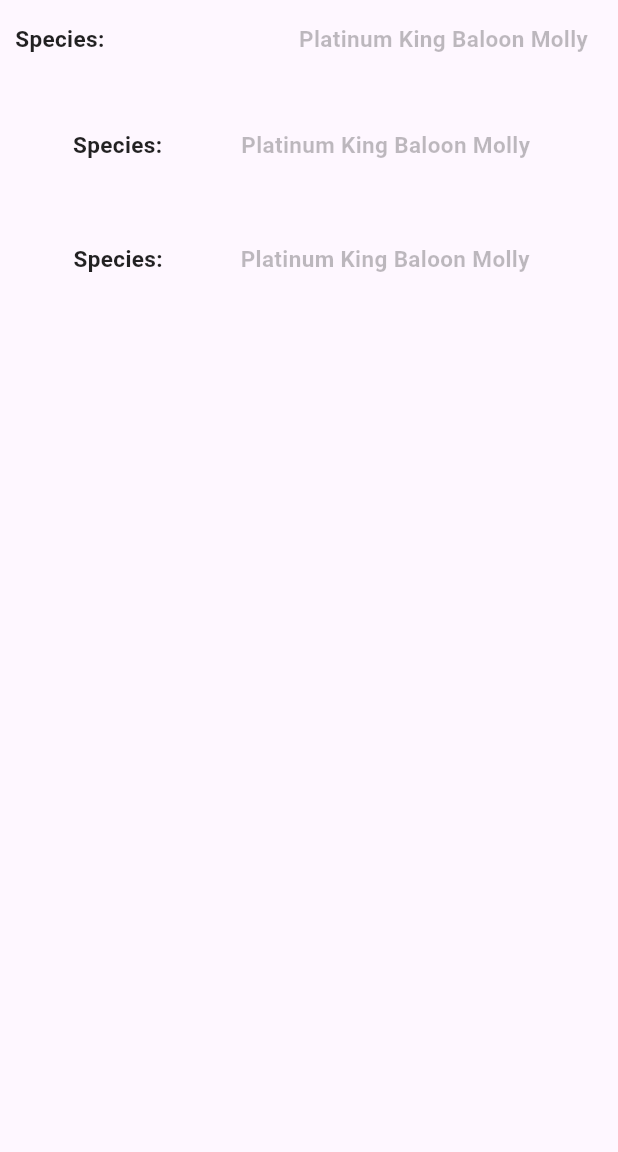
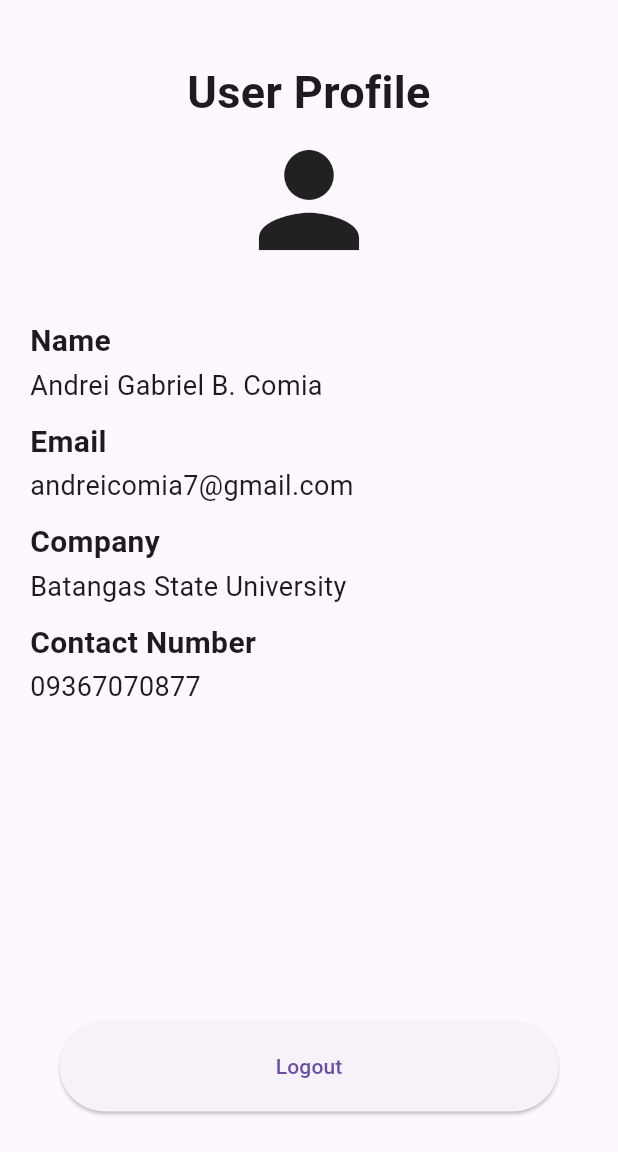
Before and after one commit to Andreicomia11-12/AquaDiary, a Flutter app: the screen it shows after launch, on a phone screen of 412 x 824 dp, the part 84-1236 px from its top. Run offline on Flutter 3.47's test engine with Material 3 defaults, Android fonts, the light colour scheme and no system bars.

Commit message:
New Commit

```diff
--- a/lib/main.dart
+++ b/lib/main.dart
@@ -2,102 +2,137 @@
 
 void main() {
   runApp(MaterialApp(
-      home: Scaffold(
+    home: Profile()
+  ),
+  );
+}
+
+
+class Profile extends StatelessWidget {
+  const Profile({super.key});
+
+  @override
+  Widget build(BuildContext context) {
+    return Scaffold(
       appBar: AppBar(
-          title: Text('AQUA DIARY',
+        title: Text(
+          'AQUA DIARY',
           style: TextStyle(
             fontWeight: FontWeight.bold,
-              fontStyle: FontStyle.italic
-            ),),
+            fontStyle: FontStyle.italic,
+          ),
+        ),
         backgroundColor: Colors.blueAccent[100],
       ),
       body: Column(
+        crossAxisAlignment: CrossAxisAlignment.start,
+        children: [
+          SizedBox(height: 40),
+
+          // Centered title
+          Center(
+            child: Text(
+              'User Profile',
+              textAlign: TextAlign.center,
+              style: TextStyle(
+                fontSize: 30,
+                fontWeight: FontWeight.bold,
+              ),
+            ),
+          ),
+
+          Center(
+            child: Icon(Icons.person, size: 100,),
+          ),
+          SizedBox(height: 30),
+
+          // Left-aligned label and name
+          Padding(
+            padding: const EdgeInsets.symmetric(horizontal: 20.0),
+            child: Column(
+
+              crossAxisAlignment: CrossAxisAlignment.start,
               children: [
                 Container(
-              margin: EdgeInsets.all(10),
-              child: (
-              Row(
-                mainAxisAlignment: MainAxisAlignment.spaceBetween,
+                  child: Text(
+                    'Name',
+                    style: TextStyle(
+                        fontSize: 20,
+                        fontWeight: FontWeight.bold
+                    ),
+                  ),
+                ),
+                Container(
+                  margin: EdgeInsets.fromLTRB(0, 2, 0, 10),
+                  child: Text(
+                    'Andrei Gabriel B. Comia',
+                    style: TextStyle(fontSize: 18
+                    ),
+                  ),
+                ),
+
+                Container(
+                  child: Text(
+                    'Email',
+                    style: TextStyle(fontSize: 20,fontWeight: FontWeight.bold),
+                  ),
+                ),
+                Container(
+                  margin: EdgeInsets.fromLTRB(0, 2, 0, 10),
+                  child: Text(
+                    'andreicomia7@gmail.com',
+                    style: TextStyle(fontSize: 18),
+                  ),
+                ),
+
+                Container(
+                  child: Text(
+                    'Company',
+                    style: TextStyle(fontSize: 20,fontWeight: FontWeight.bold),
+                  ),
+                ),
+                Container(
+                  margin: EdgeInsets.fromLTRB(0, 2, 0, 10),
+                  child: Text(
+                    'Batangas State University',
+                    style: TextStyle(fontSize: 18),
+                  ),
+                ),
+
+                Container(
+                  child: Text(
+                    'Contact Number',
+                    style: TextStyle(fontSize: 20,fontWeight: FontWeight.bold),
+                  ),
+                ),
+                Container(
+                  margin: EdgeInsets.fromLTRB(0, 2, 0, 10),
+                  child: Text(
+                    '09367070877',
+                    style: TextStyle(fontSize: 18),
+                  ),
+                ),
+              ],
+            ),
+          ),
+          Center(
+            child: Column(
               children: [
-                  Text('Species: ',
-                      style: TextStyle(
-                          fontWeight: FontWeight.bold,
-                          fontSize: 15,
-                          color: Colors.black87
-                      )),
                 Container(
-                    padding: EdgeInsets.symmetric(vertical: 5, horizontal: 10),
-                    child: (
-                        Text('Platinum King Baloon Molly',
-                            style: TextStyle(
-                                fontWeight: FontWeight.bold,
-                                fontSize: 15,
-                                color: Colors.black26
-                            ))
+                  margin: EdgeInsets.fromLTRB(0, 200, 0, 0),
+                  child:
+                  ElevatedButton(onPressed:(){}, child:
+                  Container(
+                    padding: EdgeInsets.fromLTRB(120, 20, 120, 20),
+                    child: Text('Logout')),
+                  ),
+                ),
+              ]
             ),
           )
 
         ],
-              )
       ),
-            ),
-            Container(
-              margin: EdgeInsets.symmetric(horizontal: 10, vertical: 30),
-              child: (
-                  Row(
-                    mainAxisAlignment: MainAxisAlignment.spaceEvenly,
-                    children: [
-                      Text('Species: ',
-                          style: TextStyle(
-                              fontWeight: FontWeight.bold,
-                              fontSize: 15,
-                              color: Colors.black87
-                          )),
-                      Container(
-                        padding: EdgeInsets.symmetric(vertical: 5, horizontal: 10),
-                        child: (
-                            Text('Platinum King Baloon Molly',
-                                style: TextStyle(
-                                    fontWeight: FontWeight.bold,
-                                    fontSize: 15,
-                                    color: Colors.black26
-                                ))
-                        ),
-                      )
-                    ],
-                  )
-              ),
-            ),
-            Container(
-              margin: EdgeInsets.fromLTRB(20, 10, 20, 10),
-              padding: EdgeInsets.symmetric(vertical: 5, horizontal: 10),
-              child: (
-                  Row(
-                    mainAxisAlignment: MainAxisAlignment.spaceAround,
-                    children: [
-                      Text('Species: ',
-                          style: TextStyle(
-                              fontWeight: FontWeight.bold,
-                              fontSize: 15,
-                              color: Colors.black87
-                          )),
-                      Container(
-                        padding: EdgeInsets.symmetric(vertical: 5, horizontal: 10),
-                        child: (
-                            Text('Platinum King Baloon Molly',
-                                style: TextStyle(
-                                    fontWeight: FontWeight.bold,
-                                    fontSize: 15,
-                                    color: Colors.black26
-                                ))
-                        ),
-                      )
-                    ],
-                  )
-              ),
-            )
-          ]
-        ),
-        ),
-    ));
+    );
   }
+}
```
Lines whose indentation alone changed are shown as unchanged.
